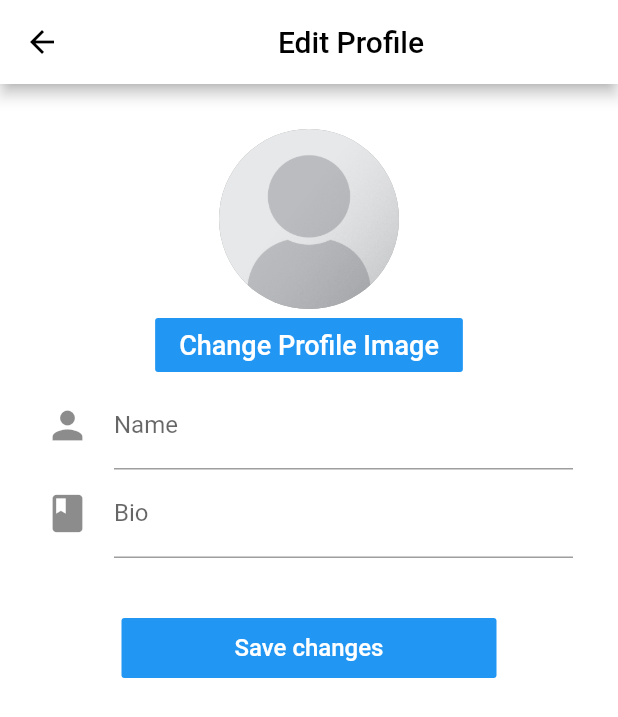
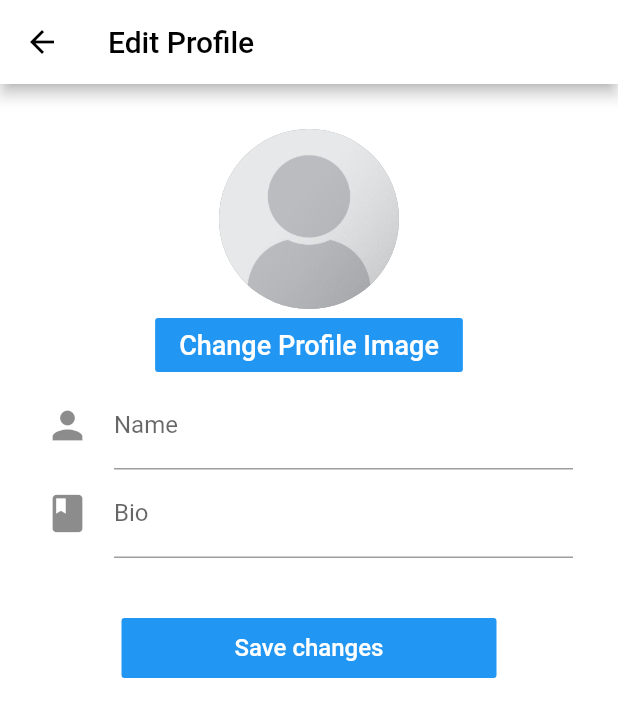
Before and after one commit to BENMALEKarim/instagram_clone, a Flutter app: the screen it shows once a user with an empty profile is signed in, item 5 of the bottom bar chosen, after a tap on "Edit Profile", on a phone screen of 412 x 824 dp. Shown: the top 717 px of the screen. Run offline on Flutter 3.47's test engine with Material 2 defaults, Android fonts, the phone set to English and light mode, and no system bars; our stand-ins replace cached_network_image, cloud_firestore, firebase_auth, firebase_storage, flutter_image_compress, image_cropper and 1 more; accounts and stored records are empty.

Commit message:
Creating posts

```diff
--- /dev/null
+++ b/lib/models/post_model.dart
@@ -0,0 +1,30 @@
+import 'package:cloud_firestore/cloud_firestore.dart';
+
+class Post {
+  final String id;
+  final String imageUrl;
+  final String caption;
+  final int likeCount;
+  final String authorId;
+  final Timestamp timestamp;
+
+  Post({
+    this.id,
+    this.imageUrl,
+    this.caption,
+    this.likeCount,
+    this.authorId,
+    this.timestamp,
+  });
+
+  factory Post.fromDoc(DocumentSnapshot doc) {
+    return Post(
+      id: doc.documentID,
+      imageUrl: doc['imageUrl'],
+      caption: doc['caption'],
+      likeCount: doc['likeCount'],
+      authorId: doc['authorId'],
+      timestamp: doc['timestamp'],
+    );
+  }
+}
--- a/lib/screens/create_post_screen.dart
+++ b/lib/screens/create_post_screen.dart
@@ -1,4 +1,15 @@
+import 'dart:io';
+
+import 'package:cloud_firestore/cloud_firestore.dart';
+import 'package:flutter/cupertino.dart';
 import 'package:flutter/material.dart';
+import 'package:instagram_clone/models/post_model.dart';
+import 'package:instagram_clone/models/user_data.dart';
+import 'package:instagram_clone/services/database_service.dart';
+import 'package:instagram_clone/services/storage_service.dart';
+import 'package:image_cropper/image_cropper.dart';
+import 'package:image_picker/image_picker.dart';
+import 'package:provider/provider.dart';
 
 class CreatePostScreen extends StatefulWidget {
   @override
@@ -6,26 +17,188 @@ class CreatePostScreen extends StatefulWidget {
 }
 
 class _CreatePostScreenState extends State<CreatePostScreen> {
+  File _image;
+  TextEditingController _captionController = TextEditingController();
+  String _caption = '';
+  bool _isLoading = false;
+
+  _showSelectImageDialog() {
+    return Platform.isIOS ? _iosBottomSheet() : _androidDialog();
+  }
+
+  _iosBottomSheet() {
+    showCupertinoModalPopup(
+      context: context,
+      builder: (BuildContext context) {
+        return CupertinoActionSheet(
+          title: Text('Add Photo'),
+          actions: <Widget>[
+            CupertinoActionSheetAction(
+              child: Text('Take Photo'),
+              onPressed: () => _handleImage(ImageSource.camera),
+            ),
+            CupertinoActionSheetAction(
+              child: Text('Choose From Gallery'),
+              onPressed: () => _handleImage(ImageSource.gallery),
+            ),
+          ],
+          cancelButton: CupertinoActionSheetAction(
+            child: Text('Cancel'),
+            onPressed: () => Navigator.pop(context),
+          ),
+        );
+      },
+    );
+  }
+
+  _androidDialog() {
+    showDialog(
+      context: context,
+      builder: (BuildContext context) {
+        return SimpleDialog(
+          title: Text('Add Photo'),
+          children: <Widget>[
+            SimpleDialogOption(
+              child: Text('Take Photo'),
+              onPressed: () => _handleImage(ImageSource.camera),
+            ),
+            SimpleDialogOption(
+              child: Text('Choose From Gallery'),
+              onPressed: () => _handleImage(ImageSource.gallery),
+            ),
+            SimpleDialogOption(
+              child: Text(
+                'Cancel',
+                style: TextStyle(
+                  color: Colors.redAccent,
+                ),
+              ),
+              onPressed: () => Navigator.pop(context),
+            ),
+          ],
+        );
+      },
+    );
+  }
+
+  _handleImage(ImageSource source) async {
+    Navigator.pop(context);
+    File imageFile = await ImagePicker.pickImage(source: source);
+    if (imageFile != null) {
+      imageFile = await _cropImage(imageFile);
+      setState(() {
+        _image = imageFile;
+      });
+    }
+  }
+
+  _cropImage(File imageFile) async {
+    File croppedImage = await ImageCropper.cropImage(
+      sourcePath: imageFile.path,
+      aspectRatio: CropAspectRatio(ratioX: 1.0, ratioY: 1.0),
+    );
+    return croppedImage;
+  }
+
+  _submit() async {
+    if (!_isLoading && _image != null && _caption.isNotEmpty) {
+      setState(() {
+        _isLoading = true;
+      });
+
+      // Create post
+      String imageUrl = await StorageService.uploadPost(_image);
+      Post post = Post(
+        imageUrl: imageUrl,
+        caption: _caption,
+        likeCount: 0,
+        authorId: Provider.of<UserData>(context).currentUserId,
+        timestamp: Timestamp.fromDate(DateTime.now()),
+      );
+      DatabaseService.createPost(post);
+
+      // Reset data
+      _captionController.clear();
+
+      setState(() {
+        _caption = '';
+        _image = null;
+        _isLoading = false;
+      });
+    }
+  }
+
   @override
   Widget build(BuildContext context) {
+    final height = MediaQuery.of(context).size.height;
+    final width = MediaQuery.of(context).size.width;
     return Scaffold(
       appBar: AppBar(
         backgroundColor: Colors.white,
-        title: Center(
-          child: Text(
-            'Instagram',
-            style: TextStyle(
-              color: Colors.black,
-              fontFamily: 'Billabong',
-              fontSize: 35.0,
+        title: Text(
+          'Create Post',
+          style: TextStyle(
+            color: Colors.black,
+          ),
+        ),
+        actions: <Widget>[
+          IconButton(
+            icon: Icon(Icons.add),
+            onPressed: _submit,
+          ),
+        ],
+      ),
+      body: GestureDetector(
+        onTap: () => FocusScope.of(context).unfocus(),
+        child: SingleChildScrollView(
+          child: Container(
+            height: height,
+            child: Column(
+              children: <Widget>[
+                _isLoading
+                    ? Padding(
+                        padding: EdgeInsets.only(bottom: 10.0),
+                        child: LinearProgressIndicator(
+                          backgroundColor: Colors.blue[200],
+                          valueColor: AlwaysStoppedAnimation(Colors.blue),
+                        ),
+                      )
+                    : SizedBox.shrink(),
+                GestureDetector(
+                  onTap: _showSelectImageDialog,
+                  child: Container(
+                    height: width,
+                    width: width,
+                    color: Colors.grey[300],
+                    child: _image == null
+                        ? Icon(
+                            Icons.add_a_photo,
+                            color: Colors.white70,
+                            size: 150.0,
+                          )
+                        : Image(
+                            image: FileImage(_image),
+                            fit: BoxFit.cover,
+                          ),
+                  ),
+                ),
+                SizedBox(height: 20.0),
+                Padding(
+                  padding: EdgeInsets.symmetric(horizontal: 30.0),
+                  child: TextField(
+                    controller: _captionController,
+                    style: TextStyle(fontSize: 18.0),
+                    decoration: InputDecoration(
+                      labelText: 'Caption',
+                    ),
+                    onChanged: (input) => _caption = input,
+                  ),
+                ),
+              ],
             ),
           ),
         ),
       ),
-      body: Center(
-        child: Text('CreatePostScreen'),
-      ),
-
     );
   }
 }
--- a/lib/screens/edit_profile_screen.dart
+++ b/lib/screens/edit_profile_screen.dart
@@ -95,12 +95,10 @@ class _EditProfileScreenState extends State<EditProfileScreen> {
       backgroundColor: Colors.white,
       appBar: AppBar(
         backgroundColor: Colors.white,
-        title: Center(
-          child: Text(
+        title: Text(
           'Edit Profile',
           style: TextStyle(
             color: Colors.black,
-            ),
           ),
         ),
       ),
@@ -114,7 +112,6 @@ class _EditProfileScreenState extends State<EditProfileScreen> {
                     valueColor: AlwaysStoppedAnimation(Colors.blue),
                   )
                 : SizedBox.shrink(),
-
             Padding(
               padding: EdgeInsets.all(30.0),
               child: Form(
--- a/lib/screens/profile_screen.dart
+++ b/lib/screens/profile_screen.dart
@@ -43,7 +43,7 @@ class _ProfileScreenState extends State<ProfileScreen> {
             return ListView(
               children: <Widget>[
                 Padding(
-                  padding: EdgeInsets.fromLTRB(30.0, 30.0, 30.0, 0),
+                  padding: EdgeInsets.fromLTRB(20.0, 30.0, 20.0, 0),
                   child: Row(
                     children: <Widget>[
                       CircleAvatar(
--- a/lib/services/auth_service.dart
+++ b/lib/services/auth_service.dart
@@ -1,9 +1,6 @@
 import 'package:firebase_auth/firebase_auth.dart';
 import 'package:flutter/material.dart';
 import 'package:cloud_firestore/cloud_firestore.dart';
-import 'package:instagram_clone/screens/feed_screen.dart';
-import 'package:instagram_clone/screens/home_screen.dart';
-import 'package:instagram_clone/screens/login_screen.dart';
 import 'package:provider/provider.dart';
 import 'package:instagram_clone/models/user_data.dart';
 
--- a/lib/utiities/constants.dart
+++ b/lib/utiities/constants.dart
@@ -6,3 +6,5 @@ final _firestore = Firestore.instance;
 final userRef = _firestore.collection('users');
 
 final storageRef = FirebaseStorage.instance.ref();
+
+final postsRef = _firestore.collection('posts');
--- a/pubspec.yaml
+++ b/pubspec.yaml
@@ -34,6 +34,7 @@ dependencies:
   path_provider: ^1.6.5
   uuid: ^2.0.4
   provider: ^4.0.4
+  image_cropper: ^1.2.1
 
 
 dev_dependencies:
```
Also changed, not shown: lib/services/database_service.dart (+11 -0 lines), lib/services/storage_service.dart (+11 -0 lines), pubspec.lock. Lines whose indentation alone changed are shown as unchanged.
